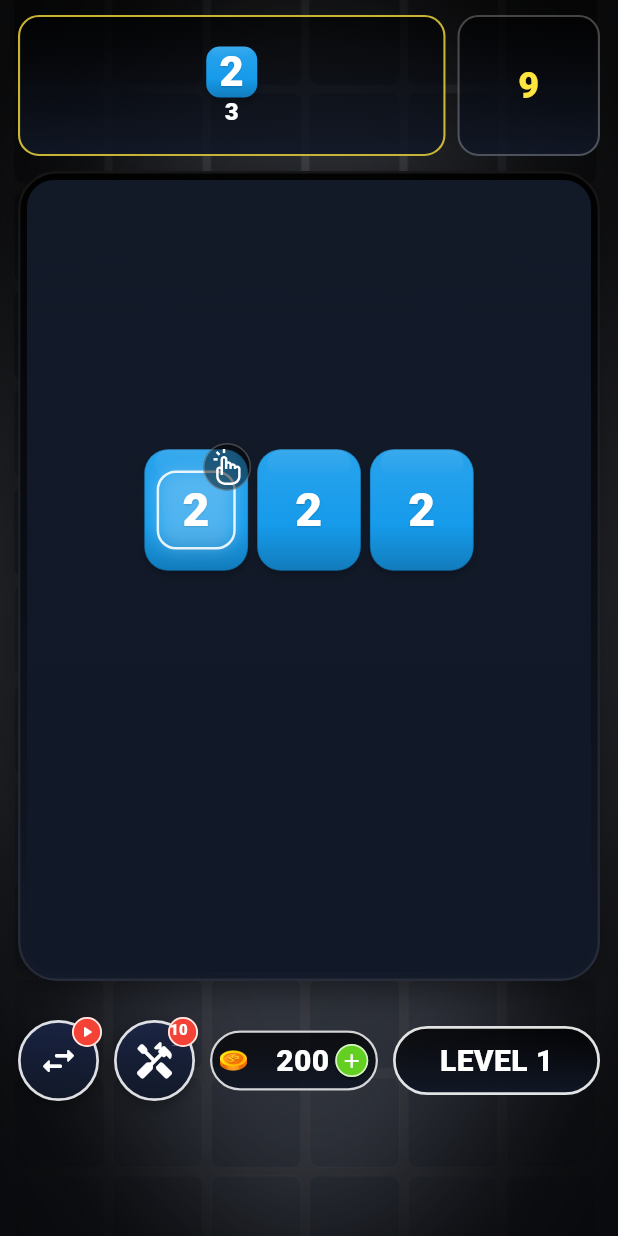
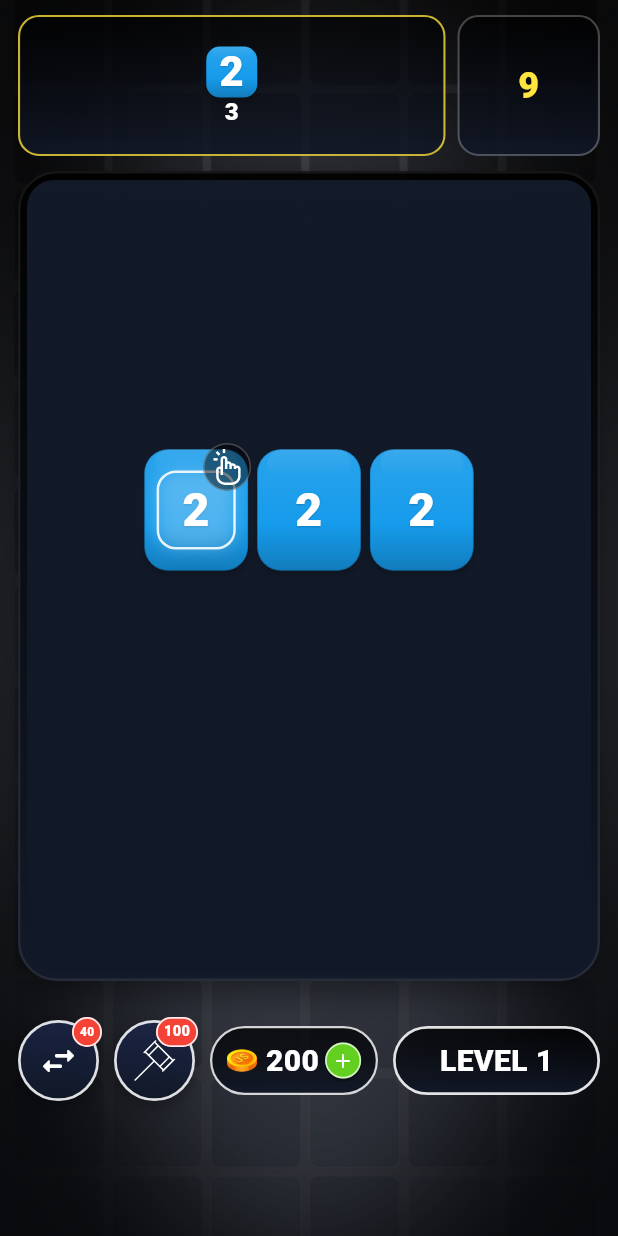
Before and after one commit to tuan-urani/LinkNumber, a Flutter app: the LinkNumberV3Page screen opened by its route, on a phone screen of 412 x 824 dp. Run offline on Flutter 3.47's test engine with Material 3 defaults, Android fonts, the phone set to English and light mode, and no system bars; our stand-ins replace audioplayers, cached_network_image, carousel_slider, equatable, flutter_bloc, flutter_dotenv and 8 more; missing offline and left inert: flutter_inappwebview, gif; accounts and stored records are empty; network calls fail; Roboto replaces fonts that are missing (ZenMaruGothic).

Commit message:
update UI

```diff
--- a/lib/src/ui/game_menu/game_menu_page.dart
+++ b/lib/src/ui/game_menu/game_menu_page.dart
@@ -21,7 +21,7 @@ class GameMenuPage extends GetView<GameMenuController> {
   void _showResultModalPreview({
     required bool hasWon,
     required int currentLevel,
-    required int rewardPoints,
+    required int rewardCoins,
   }) {
     if (Get.isDialogOpen == true) {
       return;
@@ -37,7 +37,7 @@ class GameMenuPage extends GetView<GameMenuController> {
             onNextLevel: () => Get.back<void>(),
             onWatchRewardAd: () => Get.back<void>(),
             currentLevel: currentLevel,
-            rewardPoints: rewardPoints,
+            rewardCoins: rewardCoins,
           ),
         ),
       ),
@@ -134,13 +134,13 @@ class GameMenuPage extends GetView<GameMenuController> {
                                             _showResultModalPreview(
                                               hasWon: true,
                                               currentLevel: level,
-                                              rewardPoints: 120,
+                                              rewardCoins: 50,
                                             ),
                                         onOpenLoseModal: () =>
                                             _showResultModalPreview(
                                               hasWon: false,
                                               currentLevel: level,
-                                              rewardPoints: 120,
+                                              rewardCoins: 50,
                                             ),
                                         onOpenShopModal: _showShopModalPreview,
                                       ),
@@ -150,6 +150,7 @@ class GameMenuPage extends GetView<GameMenuController> {
                         ),
                       ),
                     ),
+                    if (!isSplashLoading)
                       const Align(
                         alignment: Alignment.bottomCenter,
                         child: Padding(
@@ -198,6 +199,8 @@ class _GameMenuReadyState extends StatelessWidget {
     required this.onOpenShopModal,
   });
 
+  static const bool _showModalTestButtons = false;
+
   final int level;
   final VoidCallback onOpenWinModal;
   final VoidCallback onOpenLoseModal;
@@ -211,6 +214,7 @@ class _GameMenuReadyState extends StatelessWidget {
         SizedBox(width: 196, child: _GameMenuLevelCard(level: level)),
         34.height,
         GameMenuPlayButton(onTap: () => Get.toNamed(AppPages.linkNumberV3)),
+        if (_showModalTestButtons) ...<Widget>[
           12.height,
           GameMenuModalTestButton(
             label: LocaleKey.gameMenuTestWinModal.tr,
@@ -232,6 +236,7 @@ class _GameMenuReadyState extends StatelessWidget {
             topColor: AppColors.color18A9FF,
             bottomColor: AppColors.color0095FF,
           ),
+        ],
       ],
     );
   }
--- a/lib/src/ui/link_number_v3/components/link_number_board.dart
+++ b/lib/src/ui/link_number_v3/components/link_number_board.dart
@@ -43,6 +43,7 @@ class LinkNumberBoard extends StatefulWidget {
     required this.onRetry,
     required this.onNextLevel,
     required this.onWatchRewardAd,
+    required this.winRewardCoins,
     this.tutorialFocusCell,
     this.enableDropCascade = true,
     this.showResultOverlay = true,
@@ -57,6 +58,7 @@ class LinkNumberBoard extends StatefulWidget {
   final VoidCallback onRetry;
   final VoidCallback onNextLevel;
   final VoidCallback onWatchRewardAd;
+  final int winRewardCoins;
   final LinkNumberCell? tutorialFocusCell;
   final bool enableDropCascade;
   final bool showResultOverlay;
@@ -2192,7 +2194,7 @@ class _LinkNumberBoardState extends State<LinkNumberBoard>
                           LinkNumberResultOverlay(
                             hasWon: snapshot.hasWon,
                             currentLevel: snapshot.currentLevel,
-                            rewardPoints: snapshot.score,
+                            rewardCoins: widget.winRewardCoins,
                             onRetry: widget.onRetry,
                             onNextLevel: widget.onNextLevel,
                             onWatchRewardAd: widget.onWatchRewardAd,
--- a/lib/src/ui/link_number_v3/components/link_number_header_panel.dart
+++ b/lib/src/ui/link_number_v3/components/link_number_header_panel.dart
@@ -180,25 +180,30 @@ class _GoalTargetChip extends StatelessWidget {
 
   @override
   Widget build(BuildContext context) {
+    final hasDoubleDigits = value >= 10;
+    final tileSize = compact
+        ? (hasDoubleDigits ? 36.0 : 34.0)
+        : (hasDoubleDigits ? 40.0 : 38.0);
+    final chipMinWidth = compact ? 46.0 : 52.0;
+
     return Container(
+      constraints: BoxConstraints(minWidth: chipMinWidth),
       padding: EdgeInsets.symmetric(
         horizontal: compact ? 4 : 6,
         vertical: compact ? 2 : 4,
       ),
-      decoration: BoxDecoration(
-        borderRadius: 10.borderRadiusAll,
-      ),
+      decoration: BoxDecoration(borderRadius: 10.borderRadiusAll),
       child: Column(
         mainAxisAlignment: MainAxisAlignment.center,
         children: <Widget>[
           SizedBox(
-            width: compact ? 34 : 38,
-            height: compact ? 34 : 38,
+            width: tileSize,
+            height: tileSize,
             child: LinkNumberV3Tile(
               value: value,
               compactText: true,
               showBorder: false,
-              valueTextScale: 1.16,
+              valueTextScale: hasDoubleDigits ? 1.18 : 1.16,
               cornerRadius: compact ? 9 : 10,
             ),
           ),
--- a/lib/src/ui/link_number_v3/components/link_number_hud_panel.dart
+++ b/lib/src/ui/link_number_v3/components/link_number_hud_panel.dart
@@ -61,7 +61,7 @@ class LinkNumberHudPanel extends StatelessWidget {
             _SkillButton(
               icon: Icons.swap_horiz_rounded,
               title: LocaleKey.linkNumberSkillSwapTiles.tr,
-              trailingLabel: '${snapshot.swapCharges}',
+              trailingLabel: '${snapshot.swapTileCost}',
               selected: snapshot.selectedSkill == LinkNumberSkillType.swapTiles,
               enabled: snapshot.canUseSwapTile,
               compact: compact,
--- a/lib/src/ui/link_number_v3/components/link_number_result_overlay.dart
+++ b/lib/src/ui/link_number_v3/components/link_number_result_overlay.dart
@@ -18,7 +18,7 @@ class LinkNumberResultOverlay extends StatefulWidget {
     required this.onNextLevel,
     required this.onWatchRewardAd,
     required this.currentLevel,
-    required this.rewardPoints,
+    required this.rewardCoins,
     super.key,
   });
 
@@ -27,7 +27,7 @@ class LinkNumberResultOverlay extends StatefulWidget {
   final VoidCallback onNextLevel;
   final VoidCallback onWatchRewardAd;
   final int currentLevel;
-  final int rewardPoints;
+  final int rewardCoins;
 
   @override
   State<LinkNumberResultOverlay> createState() =>
@@ -169,7 +169,7 @@ class _LinkNumberResultOverlayState extends State<LinkNumberResultOverlay> {
                                 child: widget.hasWon
                                     ? _WinRewardSummary(
                                         currentLevel: widget.currentLevel,
-                                        rewardPoints: widget.rewardPoints,
+                                        rewardCoins: widget.rewardCoins,
                                       )
                                     : Center(
                                         child: FittedBox(
@@ -256,13 +256,13 @@ class _LinkNumberResultOverlayState extends State<LinkNumberResultOverlay> {
 class _WinRewardSummary extends StatelessWidget {
   const _WinRewardSummary({
     required this.currentLevel,
-    required this.rewardPoints,
+    required this.rewardCoins,
   });
 
   final int currentLevel;
-  final int rewardPoints;
+  final int rewardCoins;
 
-  String _formatPoints(int value) {
+  String _formatCoins(int value) {
     final normalized = value.abs().toString();
     final withSeparators = normalized.replaceAllMapped(
       RegExp(r'\B(?=(\d{3})+(?!\d))'),
@@ -304,7 +304,7 @@ class _WinRewardSummary extends StatelessWidget {
           children: <Widget>[
             Flexible(
               child: Text(
-                '+${_formatPoints(rewardPoints)}',
+                '+${_formatCoins(rewardCoins)}',
                 overflow: TextOverflow.ellipsis,
                 style:
                     AppStyles.h2(
@@ -324,7 +324,7 @@ class _WinRewardSummary extends StatelessWidget {
             ),
             8.width,
             Text(
-              LocaleKey.linkNumberPoints.tr.toUpperCase(),
+              LocaleKey.linkNumberCoins.tr.toUpperCase(),
               style: AppStyles.h4(
                 color: AppColors.colorFFE53E,
                 fontWeight: FontWeight.w900,
--- a/lib/src/ui/link_number_v3/components/link_number_skill_panel.dart
+++ b/lib/src/ui/link_number_v3/components/link_number_skill_panel.dart
@@ -1,6 +1,8 @@
 import 'dart:async';
+import 'dart:math' as math;
 
 import 'package:flutter/material.dart';
+import 'package:flutter_svg/flutter_svg.dart';
 
 import 'package:flow_connection/src/extensions/int_extensions.dart';
 import 'package:flow_connection/src/ui/link_number_v3/interactor/link_number_snapshot.dart';
@@ -57,17 +59,16 @@ class LinkNumberSkillPanel extends StatelessWidget {
           selected: snapshot.selectedSkill == LinkNumberSkillType.swapTiles,
           onTap: onToggleSwapTiles,
           enabled: snapshot.canUseSwapTile,
-          badgeValue: null,
-          showPlayBadge: true,
+          badgeValue: snapshot.swapTileCost,
         ),
         SizedBox(width: gap),
         _RoundSkillButton(
           compact: compact,
-          icon: Icons.handyman_rounded,
+          iconAssetPath: AppAssets.linkNumberSkillHammerSvg,
           selected: snapshot.selectedSkill == LinkNumberSkillType.breakTile,
           onTap: onToggleBreakTile,
           enabled: snapshot.canUseBreakTile,
-          badgeValue: snapshot.swapCharges,
+          badgeValue: snapshot.breakTileCost,
         ),
         SizedBox(width: compact ? 10 : 12),
         _BottomCoinCard(
@@ -124,11 +125,11 @@ class _BottomCoinCard extends StatelessWidget {
 
   @override
   Widget build(BuildContext context) {
-    final height = compact ? 40.0 : 46.0;
+    final height = compact ? 46.0 : 52.0;
     final width = compact ? 112.0 : 124.0;
-    final coinSize = compact ? 18.0 : 20.0;
+    final coinSize = compact ? 20.0 : 22.0;
     final displayCoins = _formatCoins(coins);
-    final plusButtonSize = compact ? 22.0 : 24.0;
+    final plusButtonSize = compact ? 24.0 : 26.0;
 
     return Container(
       width: width,
@@ -150,6 +151,7 @@ class _BottomCoinCard extends StatelessWidget {
         ),
       ),
       child: Row(
+        mainAxisAlignment: MainAxisAlignment.center,
         children: <Widget>[
           SizedBox(
             width: coinSize,
@@ -157,12 +159,10 @@ class _BottomCoinCard extends StatelessWidget {
             child: Image.asset(AppAssets.gameMenuCoinPng, fit: BoxFit.fill),
           ),
           (compact ? 6 : 8).width,
-          Expanded(
-            child: Align(
-              alignment: Alignment.centerRight,
+          Flexible(
+            fit: FlexFit.loose,
             child: FittedBox(
               fit: BoxFit.scaleDown,
-                alignment: Alignment.centerRight,
               child: Text(
                 displayCoins,
                 maxLines: 1,
@@ -177,7 +177,6 @@ class _BottomCoinCard extends StatelessWidget {
                                 fontWeight: FontWeight.w800,
                               ))
                         .copyWith(height: 1),
-                ),
               ),
             ),
           ),
@@ -221,21 +220,21 @@ class _BottomCoinCard extends StatelessWidget {
 class _RoundSkillButton extends StatelessWidget {
   const _RoundSkillButton({
     required this.compact,
-    required this.icon,
+    this.icon,
+    this.iconAssetPath,
     required this.selected,
     required this.onTap,
     required this.enabled,
     this.badgeValue,
-    this.showPlayBadge = false,
-  });
+  }) : assert(icon != null || iconAssetPath != null);
 
   final bool compact;
-  final IconData icon;
+  final IconData? icon;
+  final String? iconAssetPath;
   final bool selected;
   final VoidCallback onTap;
   final bool enabled;
   final int? badgeValue;
-  final bool showPlayBadge;
 
   @override
   Widget build(BuildContext context) {
@@ -281,35 +280,43 @@ class _RoundSkillButton extends StatelessWidget {
                       ),
                     ],
                   ),
-                  child: Icon(icon, color: AppColors.white, size: iconSize),
+                  child: iconAssetPath != null
+                      ? Padding(
+                          padding: EdgeInsets.all(compact ? 12 : 13),
+                          child: SvgPicture.asset(
+                            iconAssetPath!,
+                            fit: BoxFit.contain,
+                            colorFilter: const ColorFilter.mode(
+                              AppColors.white,
+                              BlendMode.srcIn,
                             ),
                           ),
-              if (showPlayBadge)
-                Positioned(
-                  right: -2,
-                  top: -2,
-                  child: _BadgeCircle(
-                    compact: compact,
-                    child: Icon(
-                      Icons.play_arrow_rounded,
-                      color: AppColors.white,
-                      size: compact ? 12 : 13,
-                    ),
+                        )
+                      : Icon(icon, color: AppColors.white, size: iconSize),
                 ),
               ),
               if (badgeValue != null)
                 Positioned(
                   right: -2,
                   top: -2,
-                  child: _BadgeCircle(
+                  child: Builder(
+                    builder: (context) {
+                      final badgeLabel = '$badgeValue';
+                      final minWidth = badgeLabel.length >= 3
+                          ? (compact ? 28.0 : 30.0)
+                          : null;
+                      return _BadgeCircle(
                         compact: compact,
+                        minWidth: minWidth,
                         child: Text(
-                      '$badgeValue',
+                          badgeLabel,
                           style: AppStyles.caption(
                             color: AppColors.white,
                             fontWeight: FontWeight.w800,
+                          ).copyWith(height: 1),
                         ),
-                    ),
+                      );
+                    },
                   ),
                 ),
             ],
@@ -321,26 +328,35 @@ class _RoundSkillButton extends StatelessWidget {
 }
 
 class _BadgeCircle extends StatelessWidget {
-  const _BadgeCircle({required this.compact, required this.child});
+  const _BadgeCircle({
+    required this.compact,
+    required this.child,
+    this.minWidth,
+  });
 
   final bool compact;
   final Widget child;
+  final double? minWidth;
 
   @override
   Widget build(BuildContext context) {
     final size = compact ? 20.0 : 22.0;
+    final width = math.max(size, minWidth ?? size);
     return Container(
-      width: size,
+      width: width,
       height: size,
+      padding: EdgeInsets.symmetric(horizontal: compact ? 4 : 5),
       decoration: BoxDecoration(
-        shape: BoxShape.circle,
         color: AppColors.error,
+        borderRadius: BorderRadius.circular(size / 2),
         border: Border.all(
           color: AppColors.white.withValues(alpha: 0.9),
           width: 1.2,
         ),
       ),
-      child: Center(child: child),
+      child: Center(
+        child: FittedBox(fit: BoxFit.scaleDown, child: child),
+      ),
     );
   }
 }
@@ -409,8 +425,14 @@ class _LevelProgressBar extends StatelessWidget {
               ),
             ),
             Center(
+              child: Padding(
+                padding: EdgeInsets.symmetric(horizontal: compact ? 6 : 8),
+                child: FittedBox(
+                  fit: BoxFit.scaleDown,
                   child: Text(
                     'LEVEL $level',
+                    maxLines: 1,
+                    softWrap: false,
                     style:
                         (compact
                                 ? AppStyles.h4(
@@ -424,6 +446,8 @@ class _LevelProgressBar extends StatelessWidget {
                             .copyWith(height: 1),
                   ),
                 ),
+              ),
+            ),
           ],
         ),
       ),
--- a/lib/src/ui/link_number_v3/interactor/link_number_controller.dart
+++ b/lib/src/ui/link_number_v3/interactor/link_number_controller.dart
@@ -92,6 +92,7 @@ class LinkNumberController extends GetxController {
   bool get isInteractiveTutorialActive => _isInteractiveTutorialActive.value;
   bool get showReadyToPlayFx => _showReadyToPlayFx.value;
   bool get shouldReserveAdBannerSpace => _admobManager.isAvailable;
+  int get levelWinRewardCoins => LinkNumberEngine.levelWinRewardCoins;
 
   _TutorialStage get _currentTutorialStage {
     final index = _tutorialStageIndex.value.clamp(
@@ -334,6 +335,7 @@ class LinkNumberController extends GetxController {
       coins: base.coins,
       stars: base.stars,
       breakTileCost: base.breakTileCost,
+      swapTileCost: base.swapTileCost,
       swapCharges: base.swapCharges,
       activePath: activePath ?? const <LinkNumberCell>[],
       activeValue: activeValue,
--- a/lib/src/ui/link_number_v3/interactor/link_number_engine.dart
+++ b/lib/src/ui/link_number_v3/interactor/link_number_engine.dart
@@ -28,9 +28,10 @@ class LinkNumberEngine {
 
   static const int _minPlayablePairs = 4;
   static const int _startingSwapCharges = 100;
-  static const int _breakTileCost = 200;
+  static const int _breakTileCost = 100;
+  static const int _swapTileCost = 40;
   static const int _rewardAdCoins = 200;
-  static const int _levelWinRewardCoins = 50;
+  static const int levelWinRewardCoins = 50;
 
   static const Map<int, double> _spawnWeightsStage1 = <int, double>{
     2: 40,
@@ -266,7 +267,7 @@ class LinkNumberEngine {
 
     _recordLevelOutcome(won: true, mode: _snapshot.goalMode);
     _stars += 1;
-    _coins += _levelWinRewardCoins;
+    _coins += levelWinRewardCoins;
     _currentLevel += 1;
 
     _snapshot = _buildSnapshotForLevel(
@@ -619,7 +620,7 @@ class LinkNumberEngine {
     if (first != second) {
       board[pendingCell.row][pendingCell.column] = second;
       board[cell.row][cell.column] = first;
-      _coins = math.max(0, _coins - _snapshot.breakTileCost);
+      _coins = math.max(0, _coins - _snapshot.swapTileCost);
       _swapCharges = math.max(0, _swapCharges - 1);
     }
 
@@ -738,6 +739,7 @@ class LinkNumberEngine {
       coins: _coins,
       stars: _stars,
       breakTileCost: _breakTileCost,
+      swapTileCost: _swapTileCost,
       swapCharges: _swapCharges,
       activePath: const <LinkNumberCell>[],
       activeValue: null,
--- a/lib/src/ui/link_number_v3/interactor/link_number_snapshot.dart
+++ b/lib/src/ui/link_number_v3/interactor/link_number_snapshot.dart
@@ -66,6 +66,7 @@ class LinkNumberSnapshot {
     required this.coins,
     required this.stars,
     required this.breakTileCost,
+    required this.swapTileCost,
     required this.swapCharges,
     required this.activePath,
     required this.activeValue,
@@ -87,6 +88,7 @@ class LinkNumberSnapshot {
   final int coins;
   final int stars;
   final int breakTileCost;
+  final int swapTileCost;
   final int swapCharges;
   final List<LinkNumberCell> activePath;
   final int? activeValue;
@@ -148,7 +150,7 @@ class LinkNumberSnapshot {
   bool get canUseBreakTile => !isGameOver && coins >= breakTileCost;
 
   bool get canUseSwapTile =>
-      !isGameOver && swapCharges > 0 && coins >= breakTileCost;
+      !isGameOver && swapCharges > 0 && coins >= swapTileCost;
 
   LinkNumberSnapshot copyWith({
     List<List<int>>? board,
@@ -161,6 +163,7 @@ class LinkNumberSnapshot {
     int? coins,
     int? stars,
     int? breakTileCost,
+    int? swapTileCost,
     int? swapCharges,
     List<LinkNumberCell>? activePath,
     Object? activeValue = _unset,
@@ -180,6 +183,7 @@ class LinkNumberSnapshot {
       coins: coins ?? this.coins,
       stars: stars ?? this.stars,
       breakTileCost: breakTileCost ?? this.breakTileCost,
+      swapTileCost: swapTileCost ?? this.swapTileCost,
       swapCharges: swapCharges ?? this.swapCharges,
       activePath: activePath ?? this.activePath,
       activeValue: identical(activeValue, _unset)
--- a/lib/src/ui/link_number_v3/link_number_v3_page.dart
+++ b/lib/src/ui/link_number_v3/link_number_v3_page.dart
@@ -113,6 +113,7 @@ class LinkNumberV3Page extends GetView<LinkNumberController> {
                             snapshot: snapshot,
                             tutorialFocusCell: tutorialFocusCell,
                             enableDropCascade: !isTutorialActive,
+                            winRewardCoins: controller.levelWinRewardCoins,
                           ),
                         ),
                         12.height,
@@ -330,12 +331,14 @@ class _BoardArea extends StatelessWidget {
     required this.snapshot,
     required this.tutorialFocusCell,
     required this.enableDropCascade,
+    required this.winRewardCoins,
   });
 
   final LinkNumberController controller;
   final LinkNumberSnapshot snapshot;
   final LinkNumberCell? tutorialFocusCell;
   final bool enableDropCascade;
+  final int winRewardCoins;
 
   @override
   Widget build(BuildContext context) {
@@ -382,6 +385,7 @@ class _BoardArea extends StatelessWidget {
               : controller.restartLevel,
           onNextLevel: controller.nextLevel,
           onWatchRewardAd: controller.continueWithRewardAdMoves,
+          winRewardCoins: winRewardCoins,
         ),
       ),
     );
--- a/lib/src/utils/app_assets.dart
+++ b/lib/src/utils/app_assets.dart
@@ -2,6 +2,7 @@ class AppAssets {
   AppAssets._();
 
   static const String tapTutorialSvg = 'assets/tap_tutorial.svg';
+  static const String linkNumberSkillHammerSvg = 'assets/hammer.svg';
   static const String gameMenuCoinPng = 'assets/coin.png';
   static const String gameMenuCurrentLevelPng = 'assets/current_level.png';
   static const String gameMenuMainMenuPng = 'assets/main_menu.png';
--- a/pubspec.yaml
+++ b/pubspec.yaml
@@ -86,6 +86,7 @@ flutter:
 
   assets:
     - .env
+    - assets/hammer.svg
     - assets/tap_tutorial.svg
     - assets/coin.png
     - assets/current_level.png
```
Also changed, not shown: assets/app_icon.png (added), assets/hammer.svg (added), 39 other files. Lines whose indentation alone changed are shown as unchanged.
